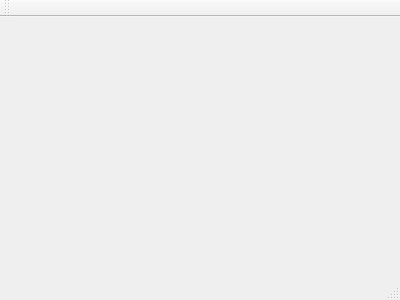
Before: the Qt Designer form src/mainwindow.ui in nishantsat/pi, drawn with Qt 5.
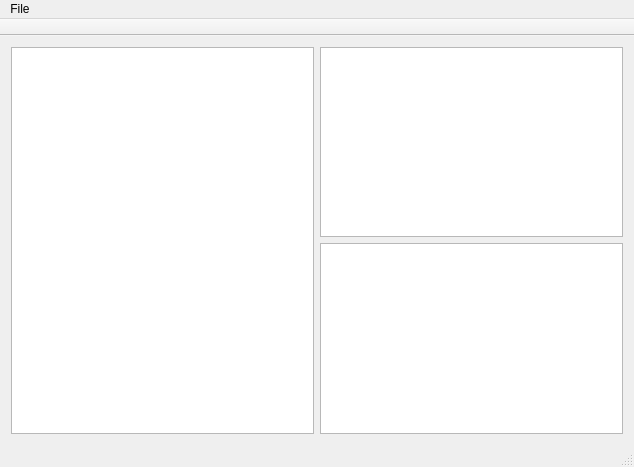
After: the same form once the commit is applied.

Patch:
```diff
--- a/src/mainwindow.ui
+++ b/src/mainwindow.ui
@@ -1,24 +1,93 @@
 <ui version="4.0">
  <class>MainWindow</class>
- <widget class="QMainWindow" name="MainWindow" >
-  <property name="geometry" >
+ <widget class="QMainWindow" name="MainWindow">
+  <property name="geometry">
    <rect>
     <x>0</x>
     <y>0</y>
-    <width>400</width>
-    <height>300</height>
+    <width>634</width>
+    <height>467</height>
    </rect>
   </property>
   <property name="windowTitle" >
    <string>MainWindow</string>
   </property>
-  <widget class="QMenuBar" name="menuBar" />
-  <widget class="QToolBar" name="mainToolBar" />
-  <widget class="QWidget" name="centralWidget" />
-  <widget class="QStatusBar" name="statusBar" />
+  <widget class="QWidget" name="centralWidget">
+   <layout class="QGridLayout" name="gridLayout">
+    <item row="0" column="0">
+     <layout class="QHBoxLayout" name="horizontalLayout">
+      <item>
+       <widget class="QTreeView" name="treeView"/>
+      </item>
+      <item>
+       <layout class="QVBoxLayout" name="verticalLayout">
+        <item>
+         <widget class="QTextEdit" name="txtInput"/>
+        </item>
+        <item>
+         <widget class="QTextEdit" name="txtOutput">
+          <property name="readOnly">
+           <bool>true</bool>
+          </property>
+         </widget>
+        </item>
+       </layout>
+      </item>
+     </layout>
+    </item>
+   </layout>
+  </widget>
+  <widget class="QMenuBar" name="menuBar">
+   <property name="geometry">
+    <rect>
+     <x>0</x>
+     <y>0</y>
+     <width>634</width>
+     <height>22</height>
+    </rect>
+   </property>
+   <property name="defaultUp">
+    <bool>false</bool>
+   </property>
+   <property name="nativeMenuBar">
+    <bool>true</bool>
+   </property>
+   <widget class="QMenu" name="menuFile">
+    <property name="title">
+     <string>File</string>
+    </property>
+    <addaction name="actionNew"/>
+    <addaction name="actionOpen"/>
+   </widget>
+   <addaction name="menuFile"/>
+  </widget>
+  <widget class="QToolBar" name="mainToolBar">
+   <property name="movable">
+    <bool>false</bool>
+   </property>
+   <property name="floatable">
+    <bool>false</bool>
+   </property>
+   <attribute name="toolBarArea">
+    <enum>TopToolBarArea</enum>
+   </attribute>
+   <attribute name="toolBarBreak">
+    <bool>false</bool>
+   </attribute>
+  </widget>
+  <widget class="QStatusBar" name="statusBar"/>
+  <action name="actionNew">
+   <property name="text">
+    <string>New</string>
+   </property>
+  </action>
+  <action name="actionOpen">
+   <property name="text">
+    <string>Open</string>
+   </property>
+  </action>
  </widget>
- <layoutDefault spacing="6" margin="11" />
- <pixmapfunction></pixmapfunction>
+ <layoutdefault spacing="6" margin="11"/>
  <resources/>
  <connections/>
 </ui>
```
Left out of the diff: 3 changed lines with no effect on the pictures.
